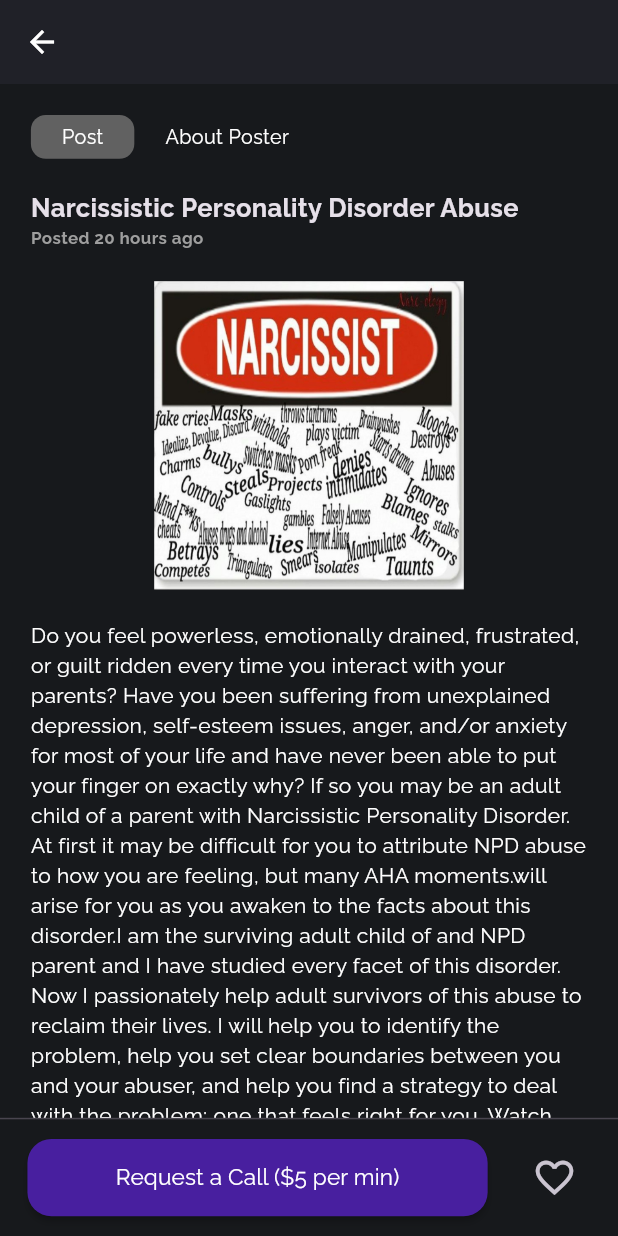
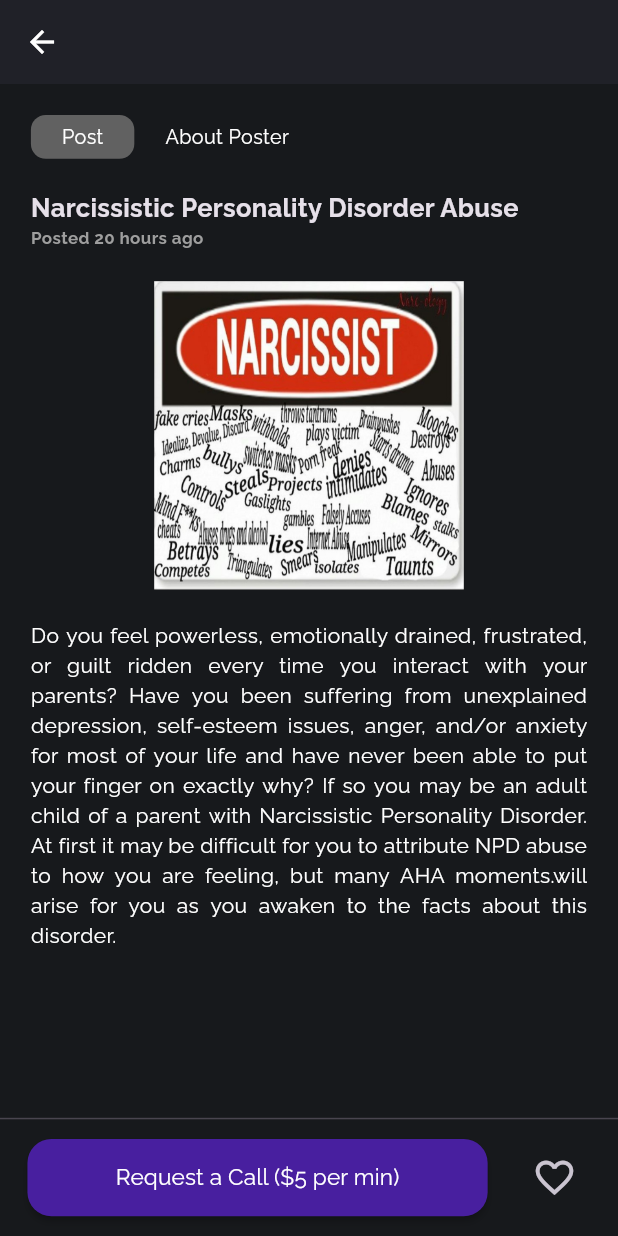
Before and after one commit to adtoba/EarnWise, a Flutter app: the ListingDetailScreen screen opened directly, on a phone screen of 412 x 824 dp. Run offline on Flutter 3.47's test engine with Material 3 defaults, Android fonts, the phone set to English and light mode, and no system bars; our stand-ins replace flutter_riverpod, google_fonts, hive, hooks_riverpod; accounts and stored records are empty.

Commit message:
feat: Listing detail page

```diff
--- a/lib/src/features/home/screens/listing_detail_screen.dart
+++ b/lib/src/features/home/screens/listing_detail_screen.dart
@@ -117,8 +117,8 @@ class _ListingDetailScreenState extends ConsumerState<ListingDetailScreen> {
                         ),
                         const YMargin(20),
                         Text(
-                          "Do you feel powerless, emotionally drained, frustrated, or guilt ridden every time you interact with your parents? Have you been suffering from unexplained depression, self-esteem issues, anger, and/or anxiety for most of your life and have never been able to put your finger on exactly why? If so you may be an adult child of a parent with Narcissistic Personality Disorder. At first it may be difficult for you to attribute NPD abuse to how you are feeling, but many AHA moments.will arise for you as you awaken to the facts about this disorder."
-                            "I am the surviving adult child of and NPD parent and I have studied every facet of this disorder. Now I passionately help adult survivors of this abuse to reclaim their lives. I will help you to identify the problem, help you set clear boundaries between you and your abuser, and help you find a strategy to deal with the problem; one that feels right for you. Watch my video on Narcissistic Personality Abuse Recovery",
+                          "Do you feel powerless, emotionally drained, frustrated, or guilt ridden every time you interact with your parents? Have you been suffering from unexplained depression, self-esteem issues, anger, and/or anxiety for most of your life and have never been able to put your finger on exactly why? If so you may be an adult child of a parent with Narcissistic Personality Disorder. At first it may be difficult for you to attribute NPD abuse to how you are feeling, but many AHA moments.will arise for you as you awaken to the facts about this disorder.",
+                          textAlign: TextAlign.justify,
                           style: TextStyle(
                             color: isDarkMode ? Colors.white : Colors.black
                           ),
@@ -176,7 +176,7 @@ class _ListingDetailScreenState extends ConsumerState<ListingDetailScreen> {
                         children: [
                           const XMargin(20),
 
-                          const Icon(Icons.phone),
+                          const Icon(Icons.phone_outlined, color: Colors.grey),
                           const XMargin(10),
                           Text(
                             "121",
@@ -191,7 +191,7 @@ class _ListingDetailScreenState extends ConsumerState<ListingDetailScreen> {
                           ),
                           const Spacer(),
 
-                          const Icon(Icons.star_outline),
+                          const Icon(Icons.star_outline, color: Colors.grey),
                           const XMargin(10),
                           Text(
                             "50",
@@ -206,7 +206,7 @@ class _ListingDetailScreenState extends ConsumerState<ListingDetailScreen> {
                           ),
                           const Spacer(),
 
-                          const Icon(Icons.comment_outlined),
+                          const Icon(Icons.comment_bank_outlined, color: Colors.grey),
                           const XMargin(10),
                           Text(
                             "80",
```
